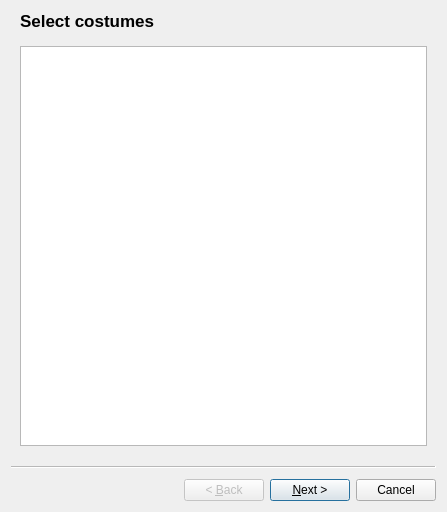
Before: the Qt Designer form trunk/src/edr/src/plugins/imuCostume/ui/RecordingWizard.ui in mk4me/hm-mde-one, drawn with Qt 5.
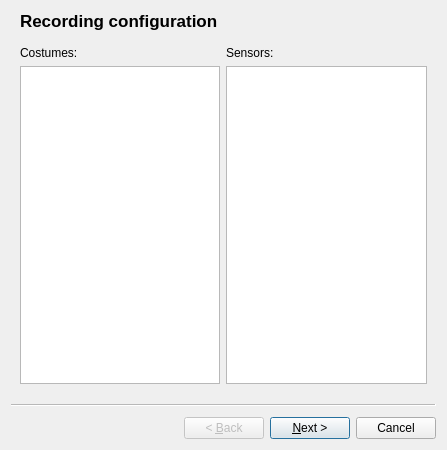
After: the same form once the commit is applied.

```diff
--- a/trunk/src/edr/src/plugins/imuCostume/ui/RecordingWizard.ui
+++ b/trunk/src/edr/src/plugins/imuCostume/ui/RecordingWizard.ui
@@ -7,7 +7,7 @@
     <x>0</x>
     <y>0</y>
     <width>447</width>
-    <height>512</height>
+    <height>450</height>
    </rect>
   </property>
   <property name="windowTitle">
@@ -15,12 +15,29 @@
   </property>
   <widget class="QWizardPage" name="selectCostumeswizardPage">
    <property name="title">
-    <string>Select costumes</string>
+    <string>Recording configuration</string>
    </property>
-   <layout class="QVBoxLayout" name="verticalLayout">
-    <item>
+   <layout class="QGridLayout" name="gridLayout">
+    <item row="0" column="0">
+     <widget class="QLabel" name="costumesLabel">
+      <property name="text">
+       <string>Costumes:</string>
+      </property>
+     </widget>
+    </item>
+    <item row="0" column="1">
+     <widget class="QLabel" name="sensorsLabel">
+      <property name="text">
+       <string>Sensors:</string>
+      </property>
+     </widget>
+    </item>
+    <item row="1" column="0">
      <widget class="QListWidget" name="costumesToRecordListWidget"/>
     </item>
+    <item row="1" column="1">
+     <widget class="QListWidget" name="sensorsToRecordListWidget"/>
+    </item>
    </layout>
   </widget>
   <widget class="QWizardPage" name="outputWizardPage">
```
Left out of the diff: 34 changed lines with no effect on the pictures.
